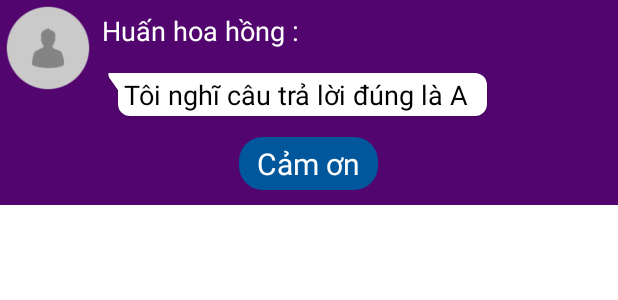
After one commit to KMA0908/DiTimTrieuPhu, an Android app: the layout dialog_person_answer.xml on its own in the app's theme, with its tools: preview values and no code run, on a phone screen of 412 x 824 dp. The commit adds this screen. Shown: the top 300 px of the screen. Run offline under Robolectric (Android 15) with nearby library versions, the phone set to English and light mode, and no system bars.

Commit message:
add logic & ui call person dialog & fix state media player

```diff
--- /dev/null
+++ b/app/src/main/res/drawable/custom_bg_answer.xml
@@ -0,0 +1,107 @@
+<?xml version="1.0" encoding="utf-8"?>
+<layer-list xmlns:android="http://schemas.android.com/apk/res/android">
+
+    <!--Shadow Layers-->
+
+    <item>
+        <rotate
+            android:fromDegrees="-35"
+            android:pivotX="0%"
+            android:pivotY="0%"
+            android:toDegrees="0">
+            <shape android:shape="rectangle">
+                <corners android:radius="4dp"/>
+                <padding
+                    android:bottom="1px"
+                    android:left="1px"
+                    android:right="1px"/>
+                <solid android:color="#01000000" />
+            </shape>
+        </rotate>
+    </item>
+    <item android:left="8dp">
+        <shape android:shape="rectangle">
+            <padding
+                android:bottom="1px"
+                android:left="1px"
+                android:right="1px"/>
+            <solid android:color="#01000000" />
+            <corners android:radius="8dp" />
+        </shape>
+    </item>
+
+    <!--===============-->
+    <item>
+        <rotate
+            android:fromDegrees="-35"
+            android:pivotX="0%"
+            android:pivotY="0%"
+            android:toDegrees="0">
+            <shape android:shape="rectangle">
+                <corners android:radius="4dp"/>
+                <padding
+                    android:bottom="1px" />
+                <solid android:color="#09000000" />
+            </shape>
+        </rotate>
+    </item>
+    <item android:left="8dp">
+        <shape android:shape="rectangle">
+            <padding
+                android:bottom="1px" />
+            <solid android:color="#09000000" />
+            <corners android:radius="8dp" />
+        </shape>
+    </item>
+
+    <!--===============-->
+
+    <item>
+        <rotate
+            android:fromDegrees="-35"
+            android:pivotX="0%"
+            android:pivotY="0%"
+            android:toDegrees="0">
+            <shape android:shape="rectangle">
+                <corners android:radius="4dp"/>
+                <padding
+                    android:bottom="1px"
+                    android:left="1px"
+                    android:right="1px"/>
+                <solid android:color="#10000000" />
+            </shape>
+        </rotate>
+    </item>
+    <item android:left="8dp">
+        <shape android:shape="rectangle">
+            <padding
+                android:bottom="1px"
+                android:left="1px"
+                android:right="1px"/>
+            <solid android:color="#10000000" />
+            <corners android:radius="8dp" />
+        </shape>
+    </item>
+
+    <!--ForeGround-->
+
+    <item>
+        <rotate
+            android:fromDegrees="-35"
+            android:pivotX="0%"
+            android:pivotY="0%"
+            android:toDegrees="0">
+            <shape android:shape="rectangle">
+                <corners android:radius="4dp"/>
+                <solid android:color="@color/white" />
+            </shape>
+        </rotate>
+    </item>
+    <item android:left="8dp">
+        <shape android:shape="rectangle">
+            <solid android:color="@color/white" />
+            <corners android:radius="8dp" />
+        </shape>
+    </item>
+
+</layer-list>
--- /dev/null
+++ b/app/src/main/res/layout/dialog_person_answer.xml
@@ -0,0 +1,72 @@
+<?xml version="1.0" encoding="utf-8"?>
+<LinearLayout
+    xmlns:android="http://schemas.android.com/apk/res/android"
+    android:layout_width="match_parent"
+    android:orientation="vertical"
+    android:background="@color/colorBGSplash"
+    android:layout_height="wrap_content">
+    <LinearLayout
+        android:layout_width="wrap_content"
+        android:layout_height="wrap_content">
+        <FrameLayout
+            android:orientation="vertical"
+            android:layout_width="wrap_content"
+            android:layout_height="wrap_content">
+            <de.hdodenhof.circleimageview.CircleImageView
+                android:id="@+id/iv_person_help"
+                android:src="@drawable/ic_no_image"
+                android:padding="4dp"
+                android:layout_gravity="center"
+                android:layout_width="64dp"
+                android:layout_height="64dp"/>
+        </FrameLayout>
+        <LinearLayout
+            android:layout_marginTop="8dp"
+            android:layout_marginStart="4dp"
+            android:orientation="vertical"
+            android:layout_width="wrap_content"
+            android:layout_height="wrap_content">
+
+            <TextView
+                android:id="@+id/tv_name_answer"
+                android:layout_width="wrap_content"
+                android:layout_height="wrap_content"
+                android:text="Huấn hoa hồng : "
+                android:textColor="@color/white"
+                android:textSize="18sp" />
+            <FrameLayout
+                android:layout_marginEnd="10dp"
+                android:layout_marginTop="16dp"
+                android:background="@drawable/custom_bg_answer"
+                android:layout_width="wrap_content"
+                android:layout_height="wrap_content">
+
+                <TextView
+                    android:padding="2dp"
+                    android:id="@+id/tv_content_answer"
+                    android:layout_width="wrap_content"
+                    android:layout_height="wrap_content"
+                    android:layout_marginHorizontal="10dp"
+                    android:layout_gravity="center"
+                    android:text="Tôi nghĩ câu trả lời đúng là A"
+                    android:textColor="@color/black"
+                    android:textSize="18sp" />
+            </FrameLayout>
+
+        </LinearLayout>
+
+    </LinearLayout>
+    <TextView
+        android:layout_marginVertical="10dp"
+        android:paddingVertical="4dp"
+        android:id="@+id/tv_thank_person"
+        android:layout_width="wrap_content"
+        android:layout_height="wrap_content"
+        android:text="Cảm ơn"
+        android:paddingHorizontal="12dp"
+        android:layout_gravity="center"
+        android:textColor="@color/white"
+        android:textSize="20sp"
+        android:background="@drawable/custom_button_close" />
+
+</LinearLayout>
```
Also changed, not shown: app/src/main/java/com/example/ditimtrieuphu/model/PeopleCall.java (+14 -2 lines), app/src/main/java/com/example/ditimtrieuphu/view/dialog/HelpCallDialog.java (+29 -8 lines), app/src/main/java/com/example/ditimtrieuphu/view/dialog/PersonAnswerDialog.java (added, +54 -0 lines), app/src/main/java/com/example/ditimtrieuphu/view/fragment/M003PlayFragment.java (+65 -19 lines).
